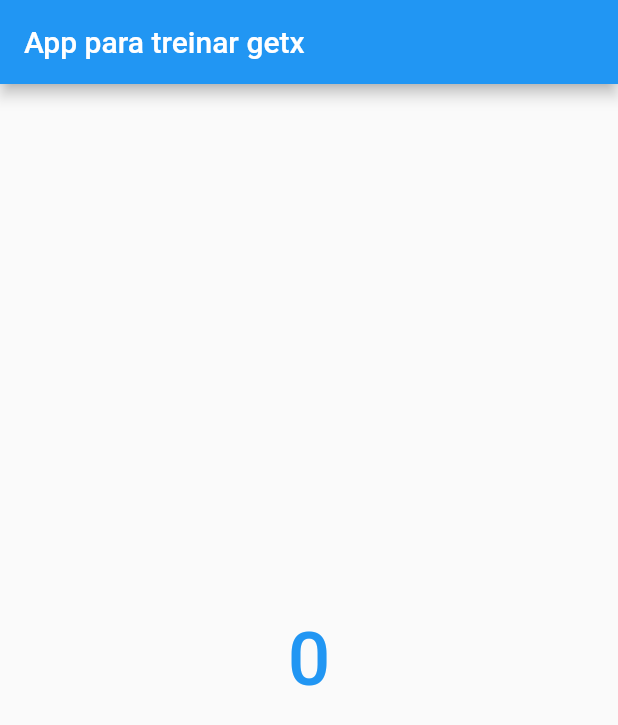
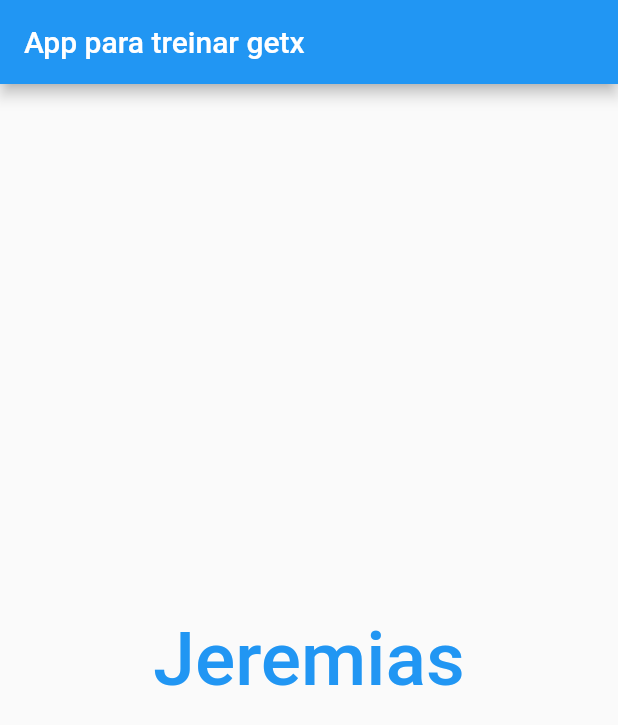
Before and after one commit to Rafael-N-Moura/Learning-getx, a Flutter app: the screen it shows after launch, on a phone screen of 412 x 824 dp. Shown: the top 725 px of the screen. Run offline on Flutter 3.47's test engine with Material 2 defaults, Android fonts, the phone set to English and light mode, and no system bars; our stand-ins replace get.

Commit message:
mudar nome

```diff
--- a/lib/main.dart
+++ b/lib/main.dart
@@ -29,10 +29,10 @@ class MyApp extends StatelessWidget {
 }
 
 class HomePage extends StatelessWidget {
-  var count = 0.obs;
+  var count = "Jeremias".obs;
 
   void increment() {
-    count++;
+    count.value = "Osório";
   }
 
   @override
```
